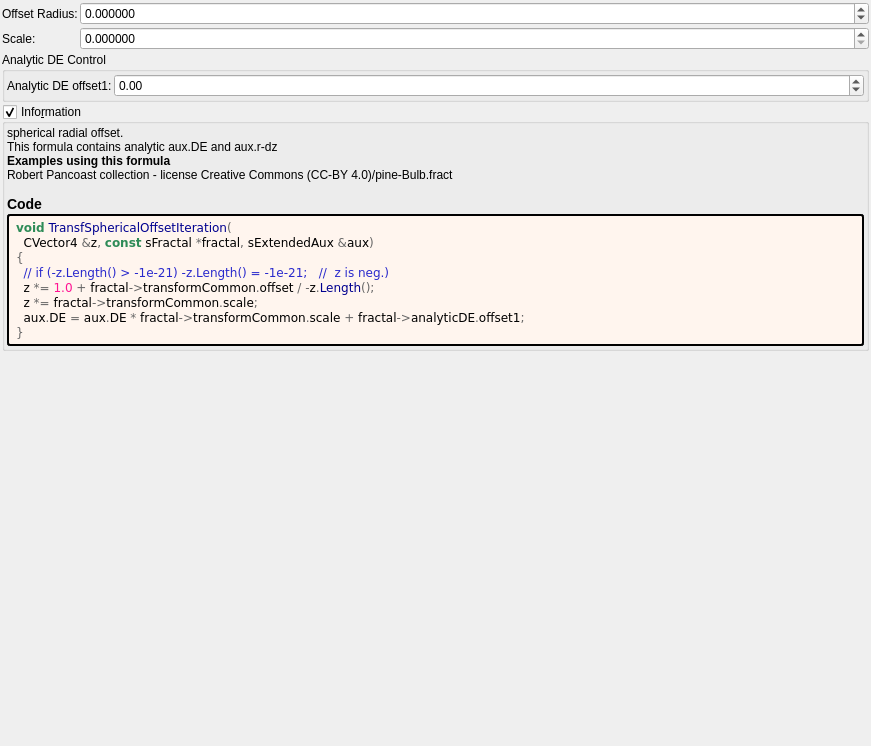
Above: mandelbulber2/deploy/share/mandelbulber2/formula/ui/transf_spherical_offset.ui from irinox-ctrl/mandelbulber2 before the change. Below: the same form after it.
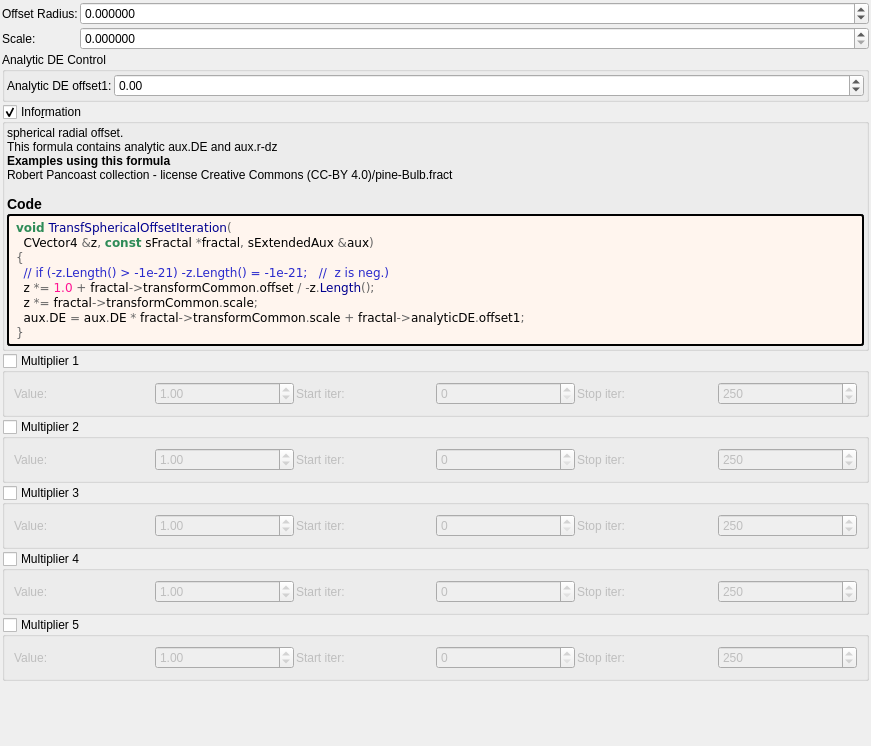
That is the form after the change. Custom widgets are drawn as their Qt base class.

Commit message:
feat: add 5 general-purpose multipliers to all 1007 fractal formulas
Each multiplier has:
- Checkbox (OFF by default)
- Value spinbox (default 1.0, range -100 to 100)
- Iteration start/stop range

Logic: z *= value; DE *= |value|;

Uses existing transformCommon parameters:
- Checkboxes: functionEnabledBx/By/Bz/Bw/CzFalse
- Values: scale4/5/6/8/16
- Ranges: startIterationsB-F/stopIterationsB-F

Modified 1007 .cpp (CPU), 1006 .cl (GPU), 1023 .ui files.
Both source (formula/) and deploy (deploy/share/) copies updated.

```diff
--- a/mandelbulber2/deploy/share/mandelbulber2/formula/ui/transf_spherical_offset.ui
+++ b/mandelbulber2/deploy/share/mandelbulber2/formula/ui/transf_spherical_offset.ui
@@ -246,6 +246,192 @@
      </layout>
     </widget>
    </item>
+   <item>
+    <widget class="MyGroupBox" name="groupCheck_transf_function_enabledBx_false">
+     <property name="title"><string>Multiplier 1</string></property>
+     <property name="checkable"><bool>true</bool></property>
+     <property name="checked"><bool>false</bool></property>
+     <layout class="QGridLayout" name="gridLayout_mult1">
+      <property name="spacing"><number>2</number></property>
+      <item row="0" column="0">
+       <widget class="QLabel"><property name="text"><string>Value:</string></property></widget>
+      </item>
+      <item row="0" column="1">
+       <widget class="MyDoubleSpinBox" name="spinbox_transf_scale_4">
+        <property name="minimum"><double>-100.0</double></property><property name="maximum"><double>100.0</double></property>
+        <property name="singleStep"><double>0.01</double></property><property name="value"><double>1.0</double></property>
+       </widget>
+      </item>
+      <item row="0" column="2">
+       <widget class="QLabel"><property name="text"><string>Start iter:</string></property></widget>
+      </item>
+      <item row="0" column="3">
+       <widget class="MySpinBox" name="spinboxInt_transf_start_iterations_B">
+        <property name="minimum"><number>0</number></property><property name="maximum"><number>10000</number></property>
+        <property name="value"><number>0</number></property>
+       </widget>
+      </item>
+      <item row="0" column="4">
+       <widget class="QLabel"><property name="text"><string>Stop iter:</string></property></widget>
+      </item>
+      <item row="0" column="5">
+       <widget class="MySpinBox" name="spinboxInt_transf_stop_iterations_B">
+        <property name="minimum"><number>0</number></property><property name="maximum"><number>10000</number></property>
+        <property name="value"><number>250</number></property>
+       </widget>
+      </item>
+     </layout>
+    </widget>
+   </item>
+   <item>
+    <widget class="MyGroupBox" name="groupCheck_transf_function_enabledBy_false">
+     <property name="title"><string>Multiplier 2</string></property>
+     <property name="checkable"><bool>true</bool></property>
+     <property name="checked"><bool>false</bool></property>
+     <layout class="QGridLayout" name="gridLayout_mult2">
+      <property name="spacing"><number>2</number></property>
+      <item row="0" column="0">
+       <widget class="QLabel"><property name="text"><string>Value:</string></property></widget>
+      </item>
+      <item row="0" column="1">
+       <widget class="MyDoubleSpinBox" name="spinbox_transf_scale_5">
+        <property name="minimum"><double>-100.0</double></property><property name="maximum"><double>100.0</double></property>
+        <property name="singleStep"><double>0.01</double></property><property name="value"><double>1.0</double></property>
+       </widget>
+      </item>
+      <item row="0" column="2">
+       <widget class="QLabel"><property name="text"><string>Start iter:</string></property></widget>
+      </item>
+      <item row="0" column="3">
+       <widget class="MySpinBox" name="spinboxInt_transf_start_iterations_C">
+        <property name="minimum"><number>0</number></property><property name="maximum"><number>10000</number></property>
+        <property name="value"><number>0</number></property>
+       </widget>
+      </item>
+      <item row="0" column="4">
+       <widget class="QLabel"><property name="text"><string>Stop iter:</string></property></widget>
+      </item>
+      <item row="0" column="5">
+       <widget class="MySpinBox" name="spinboxInt_transf_stop_iterations_C">
+        <property name="minimum"><number>0</number></property><property name="maximum"><number>10000</number></property>
+        <property name="value"><number>250</number></property>
+       </widget>
+      </item>
+     </layout>
+    </widget>
+   </item>
+   <item>
+    <widget class="MyGroupBox" name="groupCheck_transf_function_enabledBz_false">
+     <property name="title"><string>Multiplier 3</string></property>
+     <property name="checkable"><bool>true</bool></property>
+     <property name="checked"><bool>false</bool></property>
+     <layout class="QGridLayout" name="gridLayout_mult3">
+      <property name="spacing"><number>2</number></property>
+      <item row="0" column="0">
+       <widget class="QLabel"><property name="text"><string>Value:</string></property></widget>
+      </item>
+      <item row="0" column="1">
+       <widget class="MyDoubleSpinBox" name="spinbox_transf_scale_6">
+        <property name="minimum"><double>-100.0</double></property><property name="maximum"><double>100.0</double></property>
+        <property name="singleStep"><double>0.01</double></property><property name="value"><double>1.0</double></property>
+       </widget>
+      </item>
+      <item row="0" column="2">
+       <widget class="QLabel"><property name="text"><string>Start iter:</string></property></widget>
+      </item>
+      <item row="0" column="3">
+       <widget class="MySpinBox" name="spinboxInt_transf_start_iterations_D">
+        <property name="minimum"><number>0</number></property><property name="maximum"><number>10000</number></property>
+        <property name="value"><number>0</number></property>
+       </widget>
+      </item>
+      <item row="0" column="4">
+       <widget class="QLabel"><property name="text"><string>Stop iter:</string></property></widget>
+      </item>
+      <item row="0" column="5">
+       <widget class="MySpinBox" name="spinboxInt_transf_stop_iterations_D">
+        <property name="minimum"><number>0</number></property><property name="maximum"><number>10000</number></property>
+        <property name="value"><number>250</number></property>
+       </widget>
+      </item>
+     </layout>
+    </widget>
+   </item>
+   <item>
+    <widget class="MyGroupBox" name="groupCheck_transf_function_enabledBw_false">
+     <property name="title"><string>Multiplier 4</string></property>
+     <property name="checkable"><bool>true</bool></property>
+     <property name="checked"><bool>false</bool></property>
+     <layout class="QGridLayout" name="gridLayout_mult4">
+      <property name="spacing"><number>2</number></property>
+      <item row="0" column="0">
+       <widget class="QLabel"><property name="text"><string>Value:</string></property></widget>
+      </item>
+      <item row="0" column="1">
+       <widget class="MyDoubleSpinBox" name="spinbox_transf_scale_8">
+        <property name="minimum"><double>-100.0</double></property><property name="maximum"><double>100.0</double></property>
+        <property name="singleStep"><double>0.01</double></property><property name="value"><double>1.0</double></property>
+       </widget>
+      </item>
+      <item row="0" column="2">
+       <widget class="QLabel"><property name="text"><string>Start iter:</string></property></widget>
+      </item>
+      <item row="0" column="3">
+       <widget class="MySpinBox" name="spinboxInt_transf_start_iterations_E">
+        <property name="minimum"><number>0</number></property><property name="maximum"><number>10000</number></property>
+        <property name="value"><number>0</number></property>
+       </widget>
+      </item>
+      <item row="0" column="4">
+       <widget class="QLabel"><property name="text"><string>Stop iter:</string></property></widget>
+      </item>
+      <item row="0" column="5">
+       <widget class="MySpinBox" name="spinboxInt_transf_stop_iterations_E">
+        <property name="minimum"><number>0</number></property><property name="maximum"><number>10000</number></property>
+        <property name="value"><number>250</number></property>
+       </widget>
+      </item>
+     </layout>
+    </widget>
+   </item>
+   <item>
+    <widget class="MyGroupBox" name="groupCheck_transf_function_enabledCz_false">
+     <property name="title"><string>Multiplier 5</string></property>
+     <property name="checkable"><bool>true</bool></property>
+     <property name="checked"><bool>false</bool></property>
+     <layout class="QGridLayout" name="gridLayout_mult5">
+      <property name="spacing"><number>2</number></property>
+      <item row="0" column="0">
+       <widget class="QLabel"><property name="text"><string>Value:</string></property></widget>
+      </item>
+      <item row="0" column="1">
+       <widget class="MyDoubleSpinBox" name="spinbox_transf_scale_16">
+        <property name="minimum"><double>-100.0</double></property><property name="maximum"><double>100.0</double></property>
+        <property name="singleStep"><double>0.01</double></property><property name="value"><double>1.0</double></property>
+       </widget>
+      </item>
+      <item row="0" column="2">
+       <widget class="QLabel"><property name="text"><string>Start iter:</string></property></widget>
+      </item>
+      <item row="0" column="3">
+       <widget class="MySpinBox" name="spinboxInt_transf_start_iterations_F">
+        <property name="minimum"><number>0</number></property><property name="maximum"><number>10000</number></property>
+        <property name="value"><number>0</number></property>
+       </widget>
+      </item>
+      <item row="0" column="4">
+       <widget class="QLabel"><property name="text"><string>Stop iter:</string></property></widget>
+      </item>
+      <item row="0" column="5">
+       <widget class="MySpinBox" name="spinboxInt_transf_stop_iterations_F">
+        <property name="minimum"><number>0</number></property><property name="maximum"><number>10000</number></property>
+        <property name="value"><number>250</number></property>
+       </widget>
+      </item>
+     </layout>
+    </widget>
+   </item>
+
    <item>
     <spacer name="verticalSpacer">
      <property name="orientation">
@@ -273,6 +459,11 @@
    <header>my_group_box.h</header>
    <container>1</container>
   </customwidget>
+   <customwidget>
+   <class>MySpinBox</class>
+   <extends>QSpinBox</extends>
+   <header>my_spin_box.h</header>
+  </customwidget>
  </customwidgets>
  <tabstops>
   <tabstop>spinbox_transf_offset</tabstop>
```
The commit also changes 3972 other files.
